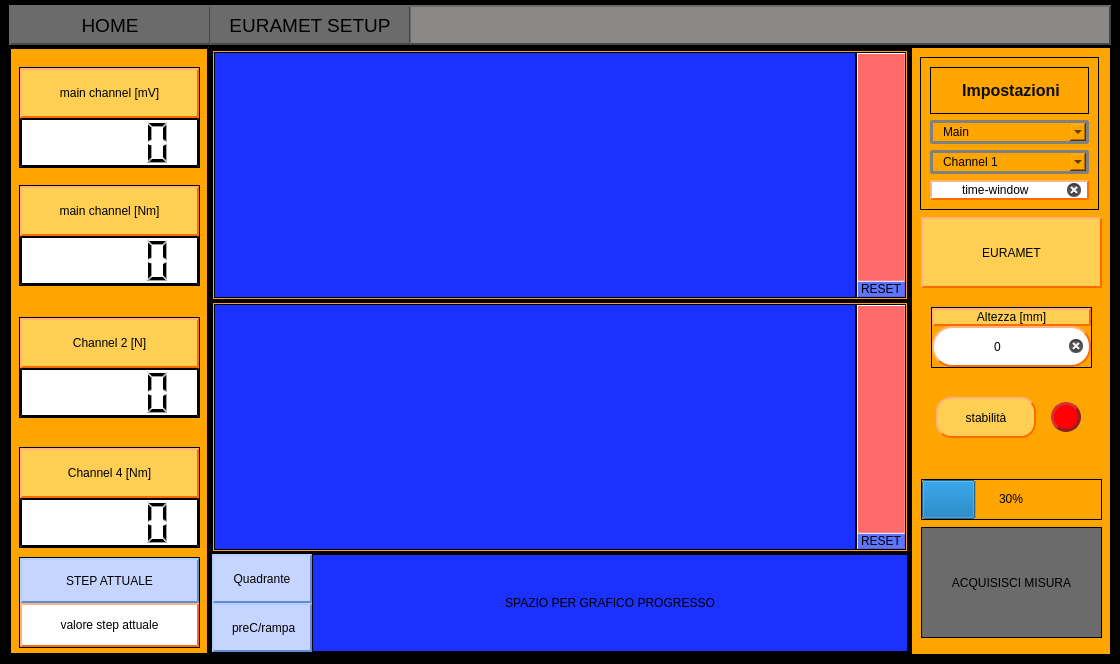
Old version of the form Qt Creator/Mainwindow_grafico.ui in the repository Mixer97/tesi_triennale.
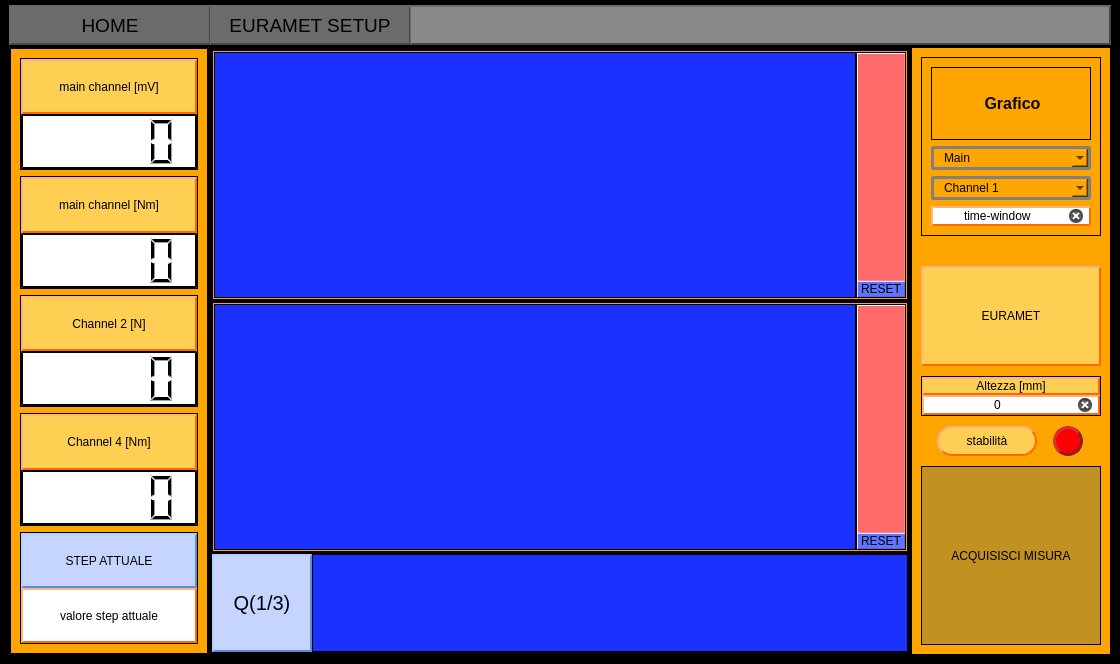
New version of the form. Custom widgets are drawn as their Qt base class.

Commit message: prova per grafico di riassunto

```diff
--- a/Qt Creator/Mainwindow_grafico.ui
+++ b/Qt Creator/Mainwindow_grafico.ui
@@ -80,15 +80,155 @@
          <property name="frameShadow">
           <enum>QFrame::Raised</enum>
          </property>
+         <layout class="QVBoxLayout" name="verticalLayout_17">
+          <item>
+           <widget class="QFrame" name="frame_21">
+            <property name="styleSheet">
+             <string notr="true">border-width: 1px</string>
+            </property>
+            <property name="frameShape">
+             <enum>QFrame::StyledPanel</enum>
+            </property>
+            <property name="frameShadow">
+             <enum>QFrame::Raised</enum>
+            </property>
+            <layout class="QVBoxLayout" name="verticalLayout_15">
+             <property name="spacing">
+              <number>0</number>
+             </property>
+             <property name="leftMargin">
+              <number>0</number>
+             </property>
+             <property name="topMargin">
+              <number>0</number>
+             </property>
+             <property name="rightMargin">
+              <number>0</number>
+             </property>
+             <property name="bottomMargin">
+              <number>0</number>
+             </property>
+             <item>
+              <widget class="QLabel" name="label_main_mV">
+               <property name="sizePolicy">
+                <sizepolicy hsizetype="Preferred" vsizetype="Preferred">
+                 <horstretch>0</horstretch>
+                 <verstretch>0</verstretch>
+                </sizepolicy>
+               </property>
+               <property name="styleSheet">
+                <string notr="true">QLabel{
+	background-color:rgb(255, 207, 84); 
+	border-style: outset;
+    border-width: 2px;
+    border-color: rgb(255, 106, 0);
+	border-radius: 0px;
+	color: rgb(0,0,0);
+}
+</string>
+               </property>
+               <property name="text">
+                <string>main channel [mV]</string>
+               </property>
+               <property name="alignment">
+                <set>Qt::AlignCenter</set>
+               </property>
+              </widget>
+             </item>
+             <item>
+              <widget class="QLCDNumber" name="lcdNumber_main_mV">
+               <property name="styleSheet">
+                <string notr="true">QWidget {
+	background-color:white; 
+	border-style: outset;
+    border-width: 2px;
+    border-color: black;
+}
+QLCDNumber{
+	color: rgb(0,0,0);
+}
+</string>
+               </property>
+              </widget>
+             </item>
+            </layout>
+           </widget>
+          </item>
+          <item>
+           <widget class="QFrame" name="frame_9">
+            <property name="styleSheet">
+             <string notr="true">border-width: 1px</string>
+            </property>
+            <property name="frameShape">
+             <enum>QFrame::StyledPanel</enum>
+            </property>
+            <property name="frameShadow">
+             <enum>QFrame::Raised</enum>
+            </property>
+            <layout class="QVBoxLayout" name="verticalLayout_12">
+             <property name="spacing">
+              <number>0</number>
+             </property>
+             <property name="leftMargin">
+              <number>0</number>
+             </property>
+             <property name="topMargin">
+              <number>0</number>
+             </property>
+             <property name="rightMargin">
+              <number>0</number>
+             </property>
+             <property name="bottomMargin">
+              <number>0</number>
+             </property>
+             <item>
+              <widget class="QLabel" name="label_main_Nm">
+               <property name="sizePolicy">
+                <sizepolicy hsizetype="Preferred" vsizetype="Preferred">
+                 <horstretch>0</horstretch>
+                 <verstretch>0</verstretch>
+                </sizepolicy>
+               </property>
+               <property name="styleSheet">
+                <string notr="true">QLabel{
+	background-color:rgb(255, 207, 84); 
+	border-style: outset;
+    border-width: 2px;
+    border-color: rgb(255, 106, 0);
+	border-radius: 0px;
+	color: rgb(0,0,0);
+}
+</string>
+               </property>
+               <property name="text">
+                <string>main channel [Nm]</string>
+               </property>
+               <property name="alignment">
+                <set>Qt::AlignCenter</set>
+               </property>
+              </widget>
+             </item>
+             <item>
+              <widget class="QLCDNumber" name="lcdNumber_main_Nm">
+               <property name="styleSheet">
+                <string notr="true">QWidget {
+	background-color:white; 
+	border-style: outset;
+    border-width: 2px;
+    border-color: black;
+}
+QLCDNumber{
+	color: rgb(0,0,0);
+}
+</string>
+               </property>
+              </widget>
+             </item>
+            </layout>
+           </widget>
+          </item>
+          <item>
          <widget class="QFrame" name="frame_7">
-          <property name="geometry">
-           <rect>
-            <x>10</x>
-            <y>270</y>
-            <width>181</width>
-            <height>101</height>
-           </rect>
-          </property>
           <property name="styleSheet">
            <string notr="true">border-width: 1px</string>
           </property>
@@ -153,15 +293,9 @@
            </item>
           </layout>
          </widget>
+          </item>
+          <item>
          <widget class="QFrame" name="frame_8">
-          <property name="geometry">
-           <rect>
-            <x>10</x>
-            <y>400</y>
-            <width>181</width>
-            <height>101</height>
-           </rect>
-          </property>
           <property name="styleSheet">
            <string notr="true">border-width: 1px</string>
           </property>
@@ -226,94 +360,9 @@
            </item>
           </layout>
          </widget>
-         <widget class="QFrame" name="frame_9">
-          <property name="geometry">
-           <rect>
-            <x>10</x>
-            <y>138</y>
-            <width>181</width>
-            <height>101</height>
-           </rect>
-          </property>
-          <property name="styleSheet">
-           <string notr="true">border-width: 1px</string>
-          </property>
-          <property name="frameShape">
-           <enum>QFrame::StyledPanel</enum>
-          </property>
-          <property name="frameShadow">
-           <enum>QFrame::Raised</enum>
-          </property>
-          <layout class="QVBoxLayout" name="verticalLayout_12">
-           <property name="spacing">
-            <number>0</number>
-           </property>
-           <property name="leftMargin">
-            <number>0</number>
-           </property>
-           <property name="topMargin">
-            <number>0</number>
-           </property>
-           <property name="rightMargin">
-            <number>0</number>
-           </property>
-           <property name="bottomMargin">
-            <number>0</number>
-           </property>
-           <item>
-            <widget class="QLabel" name="label_main_Nm">
-             <property name="sizePolicy">
-              <sizepolicy hsizetype="Preferred" vsizetype="Preferred">
-               <horstretch>0</horstretch>
-               <verstretch>0</verstretch>
-              </sizepolicy>
-             </property>
-             <property name="styleSheet">
-              <string notr="true">QLabel{
-	background-color:rgb(255, 207, 84); 
-	border-style: outset;
-    border-width: 2px;
-    border-color: rgb(255, 106, 0);
-	border-radius: 0px;
-	color: rgb(0,0,0);
-}
-</string>
-             </property>
-             <property name="text">
-              <string>main channel [Nm]</string>
-             </property>
-             <property name="alignment">
-              <set>Qt::AlignCenter</set>
-             </property>
-            </widget>
            </item>
            <item>
-            <widget class="QLCDNumber" name="lcdNumber_main_Nm">
-             <property name="styleSheet">
-              <string notr="true">QWidget {
-	background-color:white; 
-	border-style: outset;
-    border-width: 2px;
-    border-color: black;
-}
-QLCDNumber{
-	color: rgb(0,0,0);
-}
-</string>
-             </property>
-            </widget>
-           </item>
-          </layout>
-         </widget>
          <widget class="QFrame" name="frame_20">
-          <property name="geometry">
-           <rect>
-            <x>10</x>
-            <y>510</y>
-            <width>181</width>
-            <height>91</height>
-           </rect>
-          </property>
           <property name="styleSheet">
            <string notr="true">border-width: 1px</string>
           </property>
@@ -385,85 +434,8 @@
            </item>
           </layout>
          </widget>
-         <widget class="QFrame" name="frame_21">
-          <property name="geometry">
-           <rect>
-            <x>10</x>
-            <y>20</y>
-            <width>181</width>
-            <height>101</height>
-           </rect>
-          </property>
-          <property name="styleSheet">
-           <string notr="true">border-width: 1px</string>
-          </property>
-          <property name="frameShape">
-           <enum>QFrame::StyledPanel</enum>
-          </property>
-          <property name="frameShadow">
-           <enum>QFrame::Raised</enum>
-          </property>
-          <layout class="QVBoxLayout" name="verticalLayout_15">
-           <property name="spacing">
-            <number>0</number>
-           </property>
-           <property name="leftMargin">
-            <number>0</number>
-           </property>
-           <property name="topMargin">
-            <number>0</number>
-           </property>
-           <property name="rightMargin">
-            <number>0</number>
-           </property>
-           <property name="bottomMargin">
-            <number>0</number>
-           </property>
-           <item>
-            <widget class="QLabel" name="label_main_mV">
-             <property name="sizePolicy">
-              <sizepolicy hsizetype="Preferred" vsizetype="Preferred">
-               <horstretch>0</horstretch>
-               <verstretch>0</verstretch>
-              </sizepolicy>
-             </property>
-             <property name="styleSheet">
-              <string notr="true">QLabel{
-	background-color:rgb(255, 207, 84); 
-	border-style: outset;
-    border-width: 2px;
-    border-color: rgb(255, 106, 0);
-	border-radius: 0px;
-	color: rgb(0,0,0);
-}
-</string>
-             </property>
-             <property name="text">
-              <string>main channel [mV]</string>
-             </property>
-             <property name="alignment">
-              <set>Qt::AlignCenter</set>
-             </property>
-            </widget>
-           </item>
-           <item>
-            <widget class="QLCDNumber" name="lcdNumber_main_mV">
-             <property name="styleSheet">
-              <string notr="true">QWidget {
-	background-color:white; 
-	border-style: outset;
-    border-width: 2px;
-    border-color: black;
-}
-QLCDNumber{
-	color: rgb(0,0,0);
-}
-</string>
-             </property>
-            </widget>
-           </item>
-          </layout>
-         </widget>
+          </item>
+         </layout>
         </widget>
        </item>
        <item>
@@ -1519,7 +1491,7 @@
                 <property name="spacing">
                  <number>0</number>
                 </property>
-                <item row="1" column="0">
+                <item row="1" column="0" rowspan="2">
                  <widget class="QLabel" name="label_quadrante">
                   <property name="sizePolicy">
                    <sizepolicy hsizetype="Fixed" vsizetype="Preferred">
@@ -1533,42 +1505,12 @@
                     <height>0</height>
                    </size>
                   </property>
-                  <property name="styleSheet">
-                   <string notr="true">QLabel {
-    border: 2px solid black;
-    border-radius: 0px;
-	background-color: rgb(198, 213, 255);
-	border-style: outset;
-    border-width: 2px;
-	border-color: rgb(95, 140, 212);
-}
-QLabel{
-	color: rgb(0,0,0);
-}
-</string>
+                  <property name="font">
+                   <font>
+                    <pointsize>15</pointsize>
+                    <bold>false</bold>
+                   </font>
                   </property>
-                  <property name="text">
-                   <string>Quadrante</string>
-                  </property>
-                  <property name="alignment">
-                   <set>Qt::AlignCenter</set>
-                  </property>
-                 </widget>
-                </item>
-                <item row="2" column="0">
-                 <widget class="QLabel" name="label_stato_misura">
-                  <property name="sizePolicy">
-                   <sizepolicy hsizetype="Fixed" vsizetype="Preferred">
-                    <horstretch>0</horstretch>
-                    <verstretch>0</verstretch>
-                   </sizepolicy>
-                  </property>
-                  <property name="minimumSize">
-                   <size>
-                    <width>100</width>
-                    <height>0</height>
-                   </size>
-                  </property>
                   <property name="styleSheet">
                    <string notr="true">QLabel {
     border: 2px solid black;
@@ -1584,7 +1526,7 @@
 </string>
                   </property>
                   <property name="text">
-                   <string> preC/rampa</string>
+                   <string>Q(1/3)</string>
                   </property>
                   <property name="alignment">
                    <set>Qt::AlignCenter</set>
@@ -1592,16 +1534,19 @@
                  </widget>
                 </item>
                 <item row="1" column="1" rowspan="2">
-                 <widget class="QLabel" name="label_6">
+                 <widget class="PlotWidget" name="graphWidget_visual_euramet" native="true">
+                  <property name="enabled">
+                   <bool>true</bool>
+                  </property>
+                  <property name="sizePolicy">
+                   <sizepolicy hsizetype="Preferred" vsizetype="Preferred">
+                    <horstretch>0</horstretch>
+                    <verstretch>0</verstretch>
+                   </sizepolicy>
+                  </property>
                   <property name="styleSheet">
                    <string notr="true">background-color: rgb(26, 49, 255);</string>
                   </property>
-                  <property name="text">
-                   <string>SPAZIO PER GRAFICO PROGRESSO</string>
-                  </property>
-                  <property name="alignment">
-                   <set>Qt::AlignCenter</set>
-                  </property>
                  </widget>
                 </item>
                </layout>
@@ -1636,15 +1581,264 @@
          <property name="frameShadow">
           <enum>QFrame::Raised</enum>
          </property>
+         <layout class="QGridLayout" name="gridLayout_11">
+          <property name="verticalSpacing">
+           <number>10</number>
+          </property>
+          <item row="6" column="0">
+           <widget class="QFrame" name="frame_22">
+            <property name="frameShape">
+             <enum>QFrame::StyledPanel</enum>
+            </property>
+            <property name="frameShadow">
+             <enum>QFrame::Raised</enum>
+            </property>
+            <layout class="QVBoxLayout" name="verticalLayout_16">
+             <property name="leftMargin">
+              <number>0</number>
+             </property>
+             <property name="topMargin">
+              <number>0</number>
+             </property>
+             <property name="rightMargin">
+              <number>0</number>
+             </property>
+             <property name="bottomMargin">
+              <number>0</number>
+             </property>
+             <item>
+              <widget class="QPushButton" name="pushButton_save_measure">
+               <property name="enabled">
+                <bool>false</bool>
+               </property>
+               <property name="sizePolicy">
+                <sizepolicy hsizetype="Minimum" vsizetype="Preferred">
+                 <horstretch>0</horstretch>
+                 <verstretch>0</verstretch>
+                </sizepolicy>
+               </property>
+               <property name="cursor">
+                <cursorShape>PointingHandCursor</cursorShape>
+               </property>
+               <property name="styleSheet">
+                <string notr="true">QPushButton{
+	border-width: 1px;
+	background-color:rgb(107, 107, 107);
+	color: rgb(0, 0, 0);
+}
+
+QPushButton::pressed{
+	border-width: 1px;
+	background-color:rgb(56, 56, 56);
+	color: rgb(0, 0, 0);
+}
+
+QPushButton::disabled{
+	border-width: 0px;
+	background-color:rgb(193, 145, 33);
+	color: rgb(0, 0, 0);
+}</string>
+               </property>
+               <property name="text">
+                <string>ACQUISISCI MISURA</string>
+               </property>
+              </widget>
+             </item>
+            </layout>
+           </widget>
+          </item>
+          <item row="4" column="0">
+           <widget class="QFrame" name="frame_19">
+            <property name="sizePolicy">
+             <sizepolicy hsizetype="Preferred" vsizetype="Fixed">
+              <horstretch>0</horstretch>
+              <verstretch>0</verstretch>
+             </sizepolicy>
+            </property>
+            <property name="frameShape">
+             <enum>QFrame::StyledPanel</enum>
+            </property>
+            <property name="frameShadow">
+             <enum>QFrame::Raised</enum>
+            </property>
+            <layout class="QVBoxLayout" name="verticalLayout_14">
+             <property name="spacing">
+              <number>0</number>
+             </property>
+             <property name="leftMargin">
+              <number>0</number>
+             </property>
+             <property name="topMargin">
+              <number>0</number>
+             </property>
+             <property name="rightMargin">
+              <number>0</number>
+             </property>
+             <property name="bottomMargin">
+              <number>0</number>
+             </property>
+             <item>
+              <widget class="QLabel" name="label_9">
+               <property name="sizePolicy">
+                <sizepolicy hsizetype="Preferred" vsizetype="Fixed">
+                 <horstretch>0</horstretch>
+                 <verstretch>0</verstretch>
+                </sizepolicy>
+               </property>
+               <property name="styleSheet">
+                <string notr="true">QLabel{
+	background-color:rgb(255, 207, 84); 
+	border-style: outset;
+    border-width: 2px;
+    border-color: rgb(255, 106, 0);
+	border-radius: 0px;
+	color: rgb(0,0,0);
+}
+</string>
+               </property>
+               <property name="text">
+                <string>Altezza [mm]</string>
+               </property>
+               <property name="alignment">
+                <set>Qt::AlignCenter</set>
+               </property>
+              </widget>
+             </item>
+             <item>
+              <widget class="QLineEdit" name="lineEdit_altezza">
+               <property name="sizePolicy">
+                <sizepolicy hsizetype="Expanding" vsizetype="Fixed">
+                 <horstretch>0</horstretch>
+                 <verstretch>0</verstretch>
+                </sizepolicy>
+               </property>
+               <property name="styleSheet">
+                <string notr="true">QWidget{
+	background-color:rgb(255, 255, 255); 
+	border-style: outset;
+    border-width: 2px;
+    border-color: rgb(255, 106, 0);
+	border-radius: 20;
+	color: rgb(0,0,0);
+}</string>
+               </property>
+               <property name="text">
+                <string>0</string>
+               </property>
+               <property name="alignment">
+                <set>Qt::AlignCenter</set>
+               </property>
+               <property name="clearButtonEnabled">
+                <bool>true</bool>
+               </property>
+              </widget>
+             </item>
+            </layout>
+           </widget>
+          </item>
+          <item row="5" column="0">
+           <widget class="QFrame" name="frame_18">
+            <property name="sizePolicy">
+             <sizepolicy hsizetype="Preferred" vsizetype="Fixed">
+              <horstretch>0</horstretch>
+              <verstretch>0</verstretch>
+             </sizepolicy>
+            </property>
+            <property name="styleSheet">
+             <string notr="true">QWidget	{
+border-width: 0px;
+
+}</string>
+            </property>
+            <property name="frameShape">
+             <enum>QFrame::StyledPanel</enum>
+            </property>
+            <property name="frameShadow">
+             <enum>QFrame::Raised</enum>
+            </property>
+            <layout class="QHBoxLayout" name="horizontalLayout_3">
+             <property name="spacing">
+              <number>0</number>
+             </property>
+             <property name="leftMargin">
+              <number>0</number>
+             </property>
+             <property name="topMargin">
+              <number>0</number>
+             </property>
+             <property name="rightMargin">
+              <number>0</number>
+             </property>
+             <property name="bottomMargin">
+              <number>0</number>
+             </property>
+             <item>
+              <widget class="QLabel" name="label_7">
+               <property name="sizePolicy">
+                <sizepolicy hsizetype="Preferred" vsizetype="Preferred">
+                 <horstretch>0</horstretch>
+                 <verstretch>0</verstretch>
+                </sizepolicy>
+               </property>
+               <property name="maximumSize">
+                <size>
+                 <width>100</width>
+                 <height>16777215</height>
+                </size>
+               </property>
+               <property name="styleSheet">
+                <string notr="true">QLabel{
+	background-color:rgb(255, 207, 84); 
+	border-style: outset;
+    border-width: 2px;
+    border-color: rgb(255, 106, 0);
+	border-radius: 15px;
+	color: rgb(0,0,0);
+}
+</string>
+               </property>
+               <property name="text">
+                <string>stabilità</string>
+               </property>
+               <property name="alignment">
+                <set>Qt::AlignCenter</set>
+               </property>
+              </widget>
+             </item>
+             <item>
+              <widget class="QLabel" name="label_led_stabilita">
+               <property name="minimumSize">
+                <size>
+                 <width>30</width>
+                 <height>30</height>
+                </size>
+               </property>
+               <property name="maximumSize">
+                <size>
+                 <width>30</width>
+                 <height>30</height>
+                </size>
+               </property>
+               <property name="styleSheet">
+                <string notr="true">QLabel{
+	background-color: rgb(255, 0, 4);
+	border-style: outset;
+    border-width: 3px;
+	border-color: rgb(143, 33, 33);
+	border-radius: 15px;
+	color: rgb(0,0,0);
+}</string>
+               </property>
+               <property name="text">
+                <string/>
+               </property>
+              </widget>
+             </item>
+            </layout>
+           </widget>
+          </item>
+          <item row="0" column="0">
          <widget class="QFrame" name="frame_6">
-          <property name="geometry">
-           <rect>
-            <x>9</x>
-            <y>10</y>
-            <width>179</width>
-            <height>153</height>
-           </rect>
-          </property>
           <property name="frameShape">
            <enum>QFrame::StyledPanel</enum>
           </property>
@@ -1658,7 +1852,7 @@
               <string notr="true"/>
              </property>
              <property name="text">
-              <string>&lt;html&gt;&lt;head/&gt;&lt;body&gt;&lt;p align=&quot;center&quot;&gt;&lt;span style=&quot; font-size:12pt; font-weight:700; color:#0b0b0b;&quot;&gt;Impostazioni&lt;/span&gt;&lt;/p&gt;&lt;/body&gt;&lt;/html&gt;</string>
+                <string>&lt;html&gt;&lt;head/&gt;&lt;body&gt;&lt;p align=&quot;center&quot;&gt;&lt;span style=&quot; font-size:12pt; font-weight:700; color:#0b0b0b;&quot;&gt;Grafico&lt;/span&gt;&lt;/p&gt;&lt;/body&gt;&lt;/html&gt;</string>
              </property>
             </widget>
            </item>
@@ -1807,14 +2001,20 @@
            </item>
           </layout>
          </widget>
+          </item>
+          <item row="2" column="0">
          <widget class="QLabel" name="label_2">
-          <property name="geometry">
-           <rect>
-            <x>10</x>
-            <y>170</y>
-            <width>181</width>
-            <height>71</height>
-           </rect>
+            <property name="minimumSize">
+             <size>
+              <width>0</width>
+              <height>100</height>
+             </size>
+            </property>
+            <property name="maximumSize">
+             <size>
+              <width>16777215</width>
+              <height>100</height>
+             </size>
           </property>
           <property name="styleSheet">
            <string notr="true">QLabel{
@@ -1834,264 +2034,24 @@
            <set>Qt::AlignCenter</set>
           </property>
          </widget>
-         <widget class="QPushButton" name="pushButton_save_measure">
-          <property name="enabled">
-           <bool>false</bool>
-          </property>
-          <property name="geometry">
-           <rect>
-            <x>10</x>
-            <y>480</y>
-            <width>181</width>
-            <height>111</height>
-           </rect>
-          </property>
-          <property name="cursor">
-           <cursorShape>PointingHandCursor</cursorShape>
-          </property>
-          <property name="styleSheet">
-           <string notr="true">QPushButton{
-	border-width: 1px;
-	background-color:rgb(107, 107, 107);
-	color: rgb(0, 0, 0);
-}
-
-QPushButton::pressed{
-	border-width: 1px;
-	background-color:rgb(56, 56, 56);
-	color: rgb(0, 0, 0);
-
-
-}</string>
-          </property>
-          <property name="text">
-           <string>ACQUISISCI MISURA</string>
-          </property>
-         </widget>
-         <widget class="QFrame" name="frame_18">
-          <property name="geometry">
-           <rect>
-            <x>10</x>
-            <y>350</y>
-            <width>175</width>
-            <height>41</height>
-           </rect>
-          </property>
-          <property name="sizePolicy">
-           <sizepolicy hsizetype="Preferred" vsizetype="Fixed">
-            <horstretch>0</horstretch>
-            <verstretch>0</verstretch>
-           </sizepolicy>
-          </property>
-          <property name="styleSheet">
-           <string notr="true">QWidget	{
-border-width: 0px;
-
-}</string>
-          </property>
-          <property name="frameShape">
-           <enum>QFrame::StyledPanel</enum>
-          </property>
-          <property name="frameShadow">
-           <enum>QFrame::Raised</enum>
-          </property>
-          <layout class="QHBoxLayout" name="horizontalLayout_3">
-           <property name="spacing">
-            <number>0</number>
-           </property>
-           <property name="leftMargin">
-            <number>0</number>
-           </property>
-           <property name="topMargin">
-            <number>0</number>
-           </property>
-           <property name="rightMargin">
-            <number>0</number>
-           </property>
-           <property name="bottomMargin">
-            <number>0</number>
-           </property>
-           <item>
-            <widget class="QLabel" name="label_7">
-             <property name="sizePolicy">
-              <sizepolicy hsizetype="Preferred" vsizetype="Preferred">
-               <horstretch>0</horstretch>
-               <verstretch>0</verstretch>
-              </sizepolicy>
-             </property>
-             <property name="maximumSize">
-              <size>
-               <width>100</width>
-               <height>16777215</height>
-              </size>
-             </property>
-             <property name="styleSheet">
-              <string notr="true">QLabel{
-	background-color:rgb(255, 207, 84); 
-	border-style: outset;
-    border-width: 2px;
-    border-color: rgb(255, 106, 0);
-	border-radius: 15px;
-	color: rgb(0,0,0);
-}
-</string>
-             </property>
-             <property name="text">
-              <string>stabilità</string>
-             </property>
-             <property name="alignment">
-              <set>Qt::AlignCenter</set>
-             </property>
-            </widget>
-           </item>
-           <item>
-            <widget class="QLabel" name="label_led_stabilita">
-             <property name="minimumSize">
-              <size>
-               <width>30</width>
-               <height>30</height>
-              </size>
-             </property>
-             <property name="maximumSize">
-              <size>
-               <width>30</width>
-               <height>30</height>
-              </size>
-             </property>
-             <property name="styleSheet">
-              <string notr="true">QLabel{
-	background-color: rgb(255, 0, 4);
-	border-style: outset;
-    border-width: 3px;
-	border-color: rgb(143, 33, 33);
-	border-radius: 15px;
-	color: rgb(0,0,0);
-}</string>
-             </property>
-             <property name="text">
-              <string/>
-             </property>
-            </widget>
-           </item>
-          </layout>
-         </widget>
-         <widget class="QFrame" name="frame_19">
-          <property name="geometry">
-           <rect>
-            <x>20</x>
-            <y>260</y>
-            <width>161</width>
-            <height>61</height>
-           </rect>
-          </property>
-          <property name="frameShape">
-           <enum>QFrame::StyledPanel</enum>
-          </property>
-          <property name="frameShadow">
-           <enum>QFrame::Raised</enum>
-          </property>
-          <layout class="QVBoxLayout" name="verticalLayout_14">
-           <property name="spacing">
-            <number>0</number>
-           </property>
-           <property name="leftMargin">
-            <number>0</number>
-           </property>
-           <property name="topMargin">
-            <number>0</number>
-           </property>
-           <property name="rightMargin">
-            <number>0</number>
-           </property>
-           <property name="bottomMargin">
-            <number>0</number>
-           </property>
-           <item>
-            <widget class="QLabel" name="label_9">
-             <property name="sizePolicy">
-              <sizepolicy hsizetype="Preferred" vsizetype="Fixed">
-               <horstretch>0</horstretch>
-               <verstretch>0</verstretch>
-              </sizepolicy>
-             </property>
-             <property name="styleSheet">
-              <string notr="true">QLabel{
-	background-color:rgb(255, 207, 84); 
-	border-style: outset;
-    border-width: 2px;
-    border-color: rgb(255, 106, 0);
-	border-radius: 0px;
-	color: rgb(0,0,0);
-}
-</string>
-             </property>
-             <property name="text">
-              <string>Altezza [mm]</string>
-             </property>
-             <property name="alignment">
-              <set>Qt::AlignCenter</set>
-             </property>
-            </widget>
-           </item>
-           <item>
-            <widget class="QLineEdit" name="lineEdit_altezza">
-             <property name="sizePolicy">
-              <sizepolicy hsizetype="Expanding" vsizetype="Preferred">
-               <horstretch>0</horstretch>
-               <verstretch>0</verstretch>
-              </sizepolicy>
-             </property>
-             <property name="styleSheet">
-              <string notr="true">QWidget{
-	background-color:rgb(255, 255, 255); 
-	border-style: outset;
-    border-width: 2px;
-    border-color: rgb(255, 106, 0);
-	border-radius: 20;
-	color: rgb(0,0,0);
-}</string>
-             </property>
-             <property name="text">
-              <string>0</string>
-             </property>
-             <property name="alignment">
-              <set>Qt::AlignCenter</set>
-             </property>
-             <property name="clearButtonEnabled">
-              <bool>true</bool>
-             </property>
-            </widget>
-           </item>
-          </layout>
-         </widget>
-         <widget class="QProgressBar" name="progressBar_misura">
-          <property name="geometry">
-           <rect>
-            <x>10</x>
-            <y>432</y>
-            <width>181</width>
-            <height>41</height>
-           </rect>
-          </property>
-          <property name="styleSheet">
-           <string notr="true">color: rgb(0, 0, 1);</string>
-          </property>
-          <property name="value">
-           <number>30</number>
-          </property>
-          <property name="alignment">
-           <set>Qt::AlignCenter</set>
-          </property>
+          </item>
+          <item row="1" column="0">
+           <spacer name="verticalSpacer">
           <property name="orientation">
-           <enum>Qt::Horizontal</enum>
-          </property>
-          <property name="invertedAppearance">
-           <bool>false</bool>
-          </property>
-          <property name="textDirection">
-           <enum>QProgressBar::TopToBottom</enum>
-          </property>
-         </widget>
+             <enum>Qt::Vertical</enum>
+            </property>
+            <property name="sizeType">
+             <enum>QSizePolicy::Fixed</enum>
+            </property>
+            <property name="sizeHint" stdset="0">
+             <size>
+              <width>20</width>
+              <height>20</height>
+             </size>
+            </property>
+           </spacer>
+          </item>
+         </layout>
         </widget>
        </item>
       </layout>
```
Left out of the diff: 3 changed lines with no effect on the pictures. Lines whose indentation alone changed are shown as unchanged. The commit also changes 15 other files.
